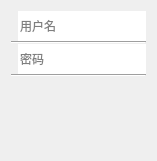
Old version of the form QtClassClient/loginwidget.ui in the repository ideallx/serveree.
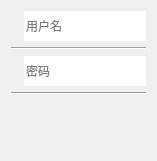
New version of the form. Icons and pictures are not drawn.

Patch:
```diff
--- a/QtClassClient/loginwidget.ui
+++ b/QtClassClient/loginwidget.ui
@@ -20,11 +20,8 @@
 	color: rgb(255, 255, 255);
 }</string>
   </property>
-  <layout class="QVBoxLayout" name="verticalLayout">
-   <property name="spacing">
-    <number>0</number>
-   </property>
-   <item>
+  <layout class="QGridLayout" name="gridLayout">
+   <item row="0" column="0">
     <layout class="QHBoxLayout" name="horizontalLayout_2">
      <item>
       <widget class="QLabel" name="label">
@@ -54,14 +51,14 @@
      </item>
     </layout>
    </item>
-   <item>
+   <item row="1" column="0">
     <widget class="Line" name="line">
      <property name="orientation">
       <enum>Qt::Horizontal</enum>
      </property>
     </widget>
    </item>
-   <item>
+   <item row="2" column="0">
     <layout class="QHBoxLayout" name="horizontalLayout_3">
      <item>
       <widget class="QLabel" name="label_2">
@@ -97,14 +94,14 @@
      </item>
     </layout>
    </item>
-   <item>
+   <item row="3" column="0">
     <widget class="Line" name="line_2">
      <property name="orientation">
       <enum>Qt::Horizontal</enum>
      </property>
     </widget>
    </item>
-   <item>
+   <item row="4" column="0">
     <spacer name="verticalSpacer_3">
      <property name="orientation">
       <enum>Qt::Vertical</enum>
@@ -117,7 +114,7 @@
      </property>
     </spacer>
    </item>
-   <item>
+   <item row="5" column="0">
     <layout class="QHBoxLayout" name="horizontalLayout">
      <item>
       <spacer name="horizontalSpacer">
@@ -167,7 +164,7 @@
      </item>
     </layout>
    </item>
-   <item>
+   <item row="6" column="0">
     <spacer name="verticalSpacer_2">
      <property name="orientation">
       <enum>Qt::Vertical</enum>
```
